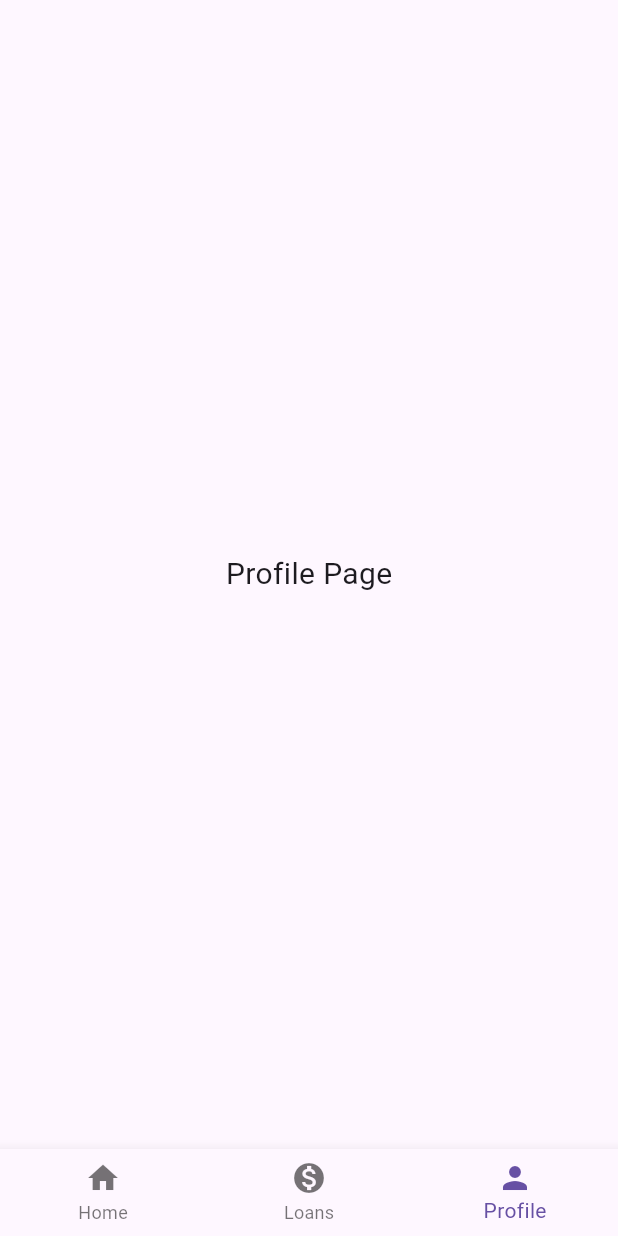
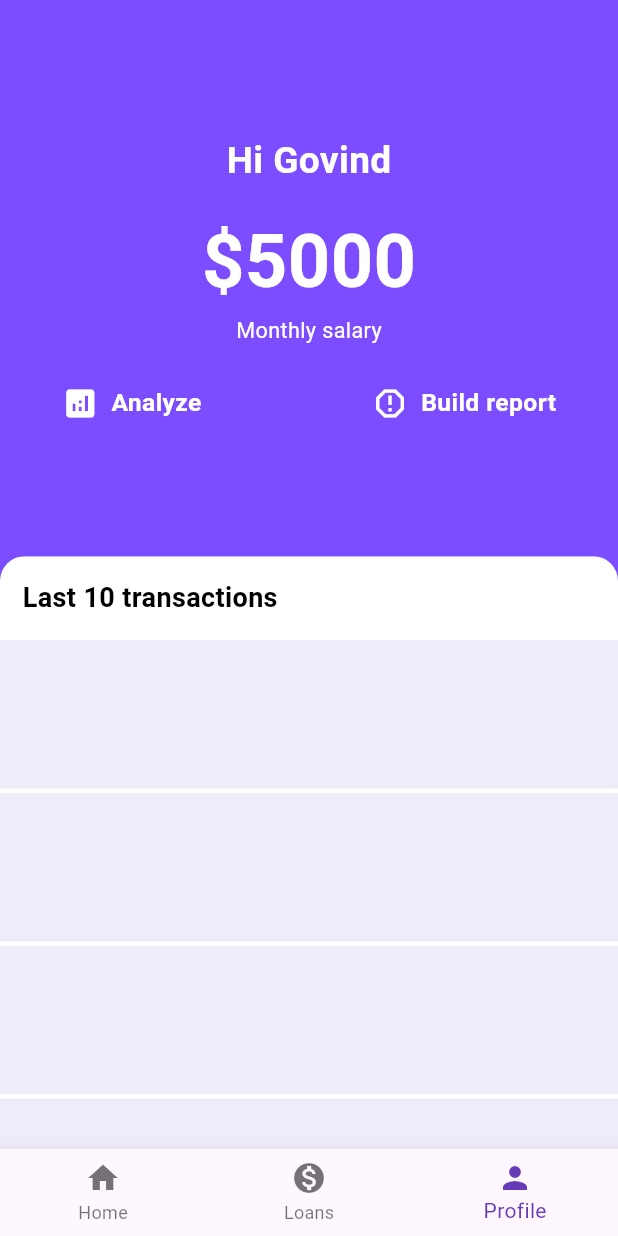
Before and after one commit to G1-raj/expensepocket, a Flutter app: the HomeView screen opened by its route, item 3 of the bottom bar chosen, on a phone screen of 412 x 824 dp. Run offline on Flutter 3.47's test engine with Material 3 defaults, Android fonts, the phone set to English and light mode, and no system bars; our stand-ins replace flutter_secure_storage, get, pinput; accounts and stored records are empty.

Commit message:
Changed the login and signup pages added profile page and did some logical changes

```diff
--- a/lib/constants.dart
+++ b/lib/constants.dart
@@ -2,3 +2,4 @@ import 'package:flutter/material.dart';
 
 final Color appTheme = Color.fromRGBO(2, 77, 220, 0.7);
 final String googleLogo = "/Users/govinerajput/Documents/freelance/portfolio/projct1/expensepoket/lib/assets/google_logo.png";
+final String appLogo = "lib/assets/app_logo.png";
--- a/lib/controllers/auth_controller.dart
+++ b/lib/controllers/auth_controller.dart
@@ -36,7 +36,7 @@ class AuthController extends GetxController {
 
   }
 
-  Future<void> createAccount(String userName, String email, String password, String mobileNo) async {
+  Future<void> createAccount(String userName, String email, String password) async {
 
     try {
 
@@ -44,7 +44,6 @@ class AuthController extends GetxController {
         userName: userName,
         email: email,
         password: password,
-        mobileNo: mobileNo,
       );
 
       String userJson = jsonEncode(user.toJson());
--- a/lib/models/auth/user_model.dart
+++ b/lib/models/auth/user_model.dart
@@ -2,14 +2,12 @@ class UserModel {
   final String userName;
   final String email;
   final String password;
-  final String mobileNo;
 
   UserModel(
     {
       required this.userName,
       required this.email,
       required this.password,
-      required this.mobileNo,
     }
   );
 
@@ -18,7 +16,6 @@ class UserModel {
       userName: json['userName'],
       email: json['email'],
       password: json['password'],
-      mobileNo: json['mobileNo'],
     );
   }
 
@@ -27,12 +24,11 @@ class UserModel {
       'userName': userName,
       'email': email,
       'password': password,
-      'mobileNo': mobileNo,
     };
   }
 
   @override
   String toString() {
-    return 'UserModel(userName: $userName, email: $email, mobileNo: $mobileNo)';
+    return 'UserModel(userName: $userName, email: $email)';
   }
 }
--- a/lib/views/home/home_view.dart
+++ b/lib/views/home/home_view.dart
@@ -1,3 +1,4 @@
+import 'package:expensepoket/views/home/profile_view.dart';
 import 'package:expensepoket/views/screens/budget_view.dart';
 import 'package:expensepoket/views/screens/loans_view.dart';
 import 'package:flutter/material.dart';
@@ -16,7 +17,7 @@ class _HomeViewState extends State<HomeView> {
   final List<Widget> _pages = [
     BudgetView(),
     LoansView(),
-    const Center(child: Text("Profile Page", style: TextStyle(fontSize: 20))),
+    ProfileView()
   ];
 
   @override
@@ -27,6 +28,7 @@ class _HomeViewState extends State<HomeView> {
 
         bottomNavigationBar: BottomNavigationBar(
           currentIndex: _selectedIndex,
+          selectedItemColor: Colors.deepPurple,
           onTap: (index) {
             setState(() {
               _selectedIndex = index; // Update selected tab
--- /dev/null
+++ b/lib/views/home/profile_view.dart
@@ -0,0 +1,147 @@
+import 'package:flutter/material.dart';
+
+class ProfileView extends StatelessWidget {
+  const ProfileView({super.key});
+
+  @override
+  Widget build(BuildContext context) {
+    final screenSize = MediaQuery.of(context).size;
+    final double screenHeight = screenSize.height;
+    final double screenWidth = screenSize.width;
+
+    return SafeArea(
+      child: Scaffold(
+        backgroundColor: Colors.deepPurpleAccent,
+        body: LayoutBuilder(
+          builder: (context, constraints) {
+            return Column(
+              children: [
+                // Top Section
+                Container(
+                  color: Colors.deepPurpleAccent,
+                  width: double.infinity,
+                  height: screenHeight * 0.45, // 45% of screen height
+                  child: Column(
+                    mainAxisAlignment: MainAxisAlignment.center,
+                    children: [
+                      Text(
+                        "Hi Govind",
+                        style: TextStyle(
+                          color: Colors.white,
+                          fontSize: screenWidth * 0.06, // Scales based on width
+                          fontWeight: FontWeight.bold,
+                        ),
+                      ),
+                      const SizedBox(height: 15),
+                      Text(
+                        "\$5000",
+                        style: TextStyle(
+                          color: Colors.white,
+                          fontSize: screenWidth * 0.12, // Scales dynamically
+                          fontWeight: FontWeight.bold,
+                        ),
+                      ),
+                      Text(
+                        "Monthly salary",
+                        style: TextStyle(
+                          color: Colors.white,
+                          fontSize: screenWidth * 0.035,
+                        ),
+                      ),
+                      const SizedBox(height: 25),
+
+                      // Row for Actions
+                      Padding(
+                        padding: EdgeInsets.symmetric(horizontal: screenWidth * 0.1),
+                        child: Row(
+                          mainAxisAlignment: MainAxisAlignment.spaceBetween,
+                          children: [
+                            _buildActionButton(Icons.analytics, "Analyze", screenWidth),
+                            _buildActionButton(Icons.report_gmailerrorred, "Build report", screenWidth),
+                          ],
+                        ),
+                      ),
+                    ],
+                  ),
+                ),
+
+                // Bottom Section
+                Expanded(
+                  child: ClipRRect(
+                    borderRadius: BorderRadius.only(
+                      topLeft: Radius.circular(screenWidth * 0.04),
+                      topRight: Radius.circular(screenWidth * 0.04),
+                    ),
+                    child: Container(
+                      color: Colors.white,
+                      width: double.infinity,
+                      child: Column(
+                        mainAxisAlignment: MainAxisAlignment.start,
+                        crossAxisAlignment: CrossAxisAlignment.start,
+                        children: [
+
+                          Padding(
+                            padding: EdgeInsets.all(15.0),
+                            child: Text("Last 10 transactions", style: TextStyle(
+                              color: Colors.black,
+                              fontSize: 18,
+                              fontWeight: FontWeight.w600
+                            ),),
+                          ),
+
+                          Expanded(
+                            child: ListView.builder(
+                              itemCount: 10,
+                              itemBuilder: (context, index) {
+                                return Padding(
+                                  padding: const EdgeInsets.only(bottom: 3.0),
+                                  child: Container(
+                                    width: double.infinity,
+                                    height: MediaQuery.of(context).size.height * 0.12,
+                                    color: Color.fromRGBO(103, 58, 183, 0.1),
+                                    child: Column(
+                                      crossAxisAlignment: CrossAxisAlignment.center,
+                                      children: [
+
+                                      ],
+                                    ),
+                                  ),
+                                );
+                              },
+                            ),
+                          )
+
+                        ],
+                      ),
+                    ),
+                  ),
+                ),
+              ],
+            );
+          },
+        ),
+      ),
+    );
+  }
+
+  // Reusable method for buttons
+  Widget _buildActionButton(IconData icon, String text, double screenWidth) {
+    return GestureDetector(
+      onTap: () {},
+      child: Row(
+        children: [
+          Icon(icon, color: Colors.white, size: screenWidth * 0.06),
+          SizedBox(width: screenWidth * 0.02),
+          Text(
+            text,
+            style: TextStyle(
+              color: Colors.white,
+              fontSize: screenWidth * 0.04,
+              fontWeight: FontWeight.bold,
+            ),
+          ),
+        ],
+      ),
+    );
+  }
+}
```
Also changed, not shown: lib/views/auth/login/login_view.dart (+7 -76 lines), lib/views/auth/signup/basic_details/basic_details.dart (+3 -6 lines), lib/views/auth/signup/signup_view.dart (+4 -4 lines).
